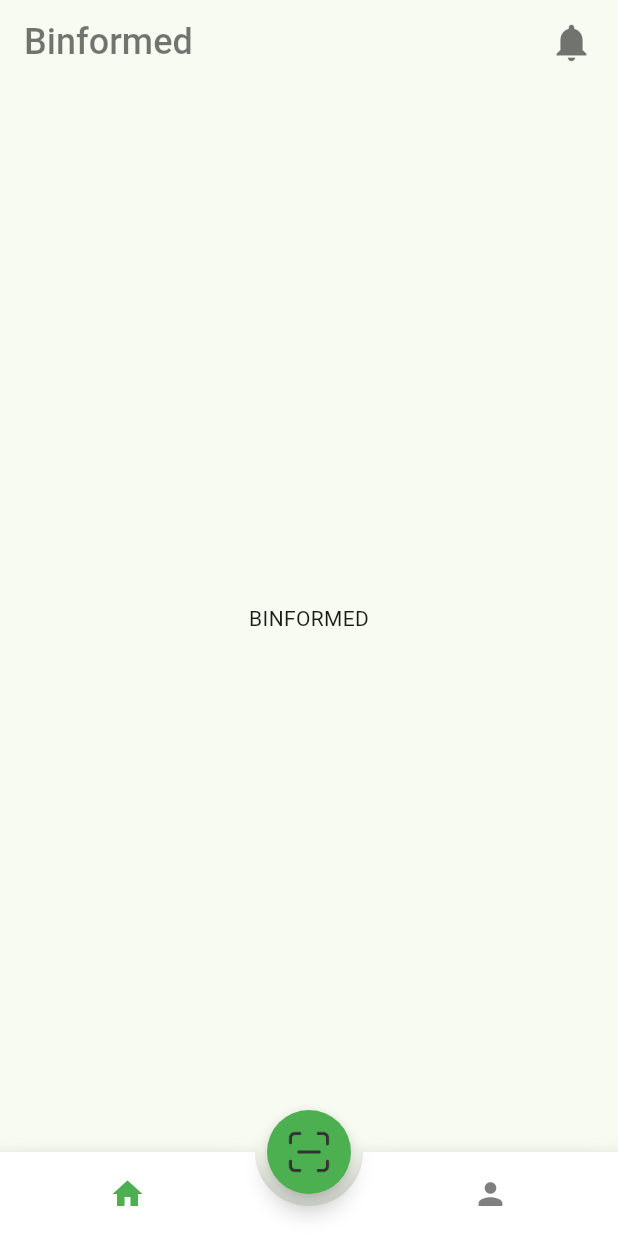
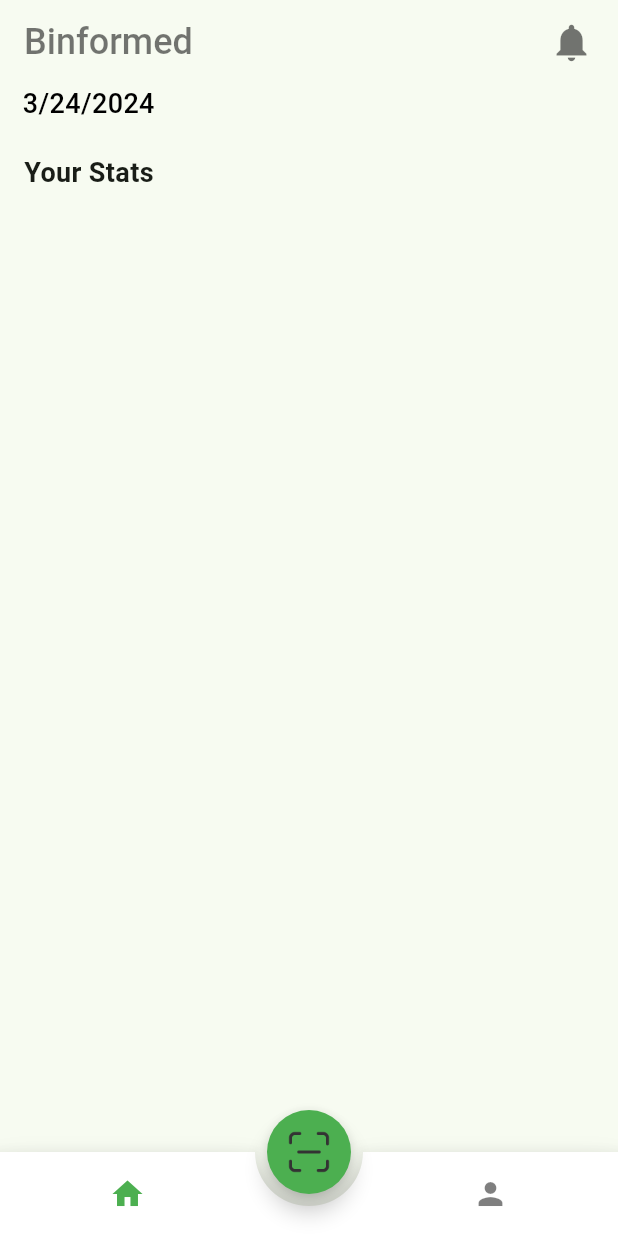
Before and after one commit to oliviaseto/binformed, a Flutter app: the screen it shows after launch, after a tap on "Skip", on a phone screen of 412 x 824 dp. Run offline on Flutter 3.47's test engine with Material 3 defaults, Android fonts, the phone set to English and light mode, and no system bars; drawn by our look-alikes of animated_bottom_navigation_bar; our stand-ins replace page_transition.

Commit message:
Added text to home screen app

```diff
--- a/binformed/lib/ui/screens/home_screen.dart
+++ b/binformed/lib/ui/screens/home_screen.dart
@@ -1,4 +1,5 @@
 import 'package:flutter/material.dart';
+import 'package:flutter/widgets.dart';
 
 class HomeScreen extends StatefulWidget {
   const HomeScreen({super.key});
@@ -8,12 +9,53 @@ class HomeScreen extends StatefulWidget {
 }
 
 class _HomeScreenState extends State<HomeScreen> {
+  String formattedDate = '';
+
   @override
   Widget build(BuildContext context) {
-    return const Scaffold(
-      body: Center(
-        child: Text('BINFORMED'),
-      ),
+    Size size = MediaQuery.of(context).size;
+    return Scaffold(
+      body: SingleChildScrollView(
+        child: Column(
+          crossAxisAlignment: CrossAxisAlignment.start,
+          children: [
+            Padding(
+              padding: const EdgeInsets.symmetric(horizontal: 15),
+              child: Text(
+                "$formattedDate",
+                style: const TextStyle(
+                  color: Colors.black,
+                  fontSize: 18.0,
+                  fontWeight: FontWeight.w500
+                ),
+              ),
+            ),
+            Container(
+              padding: const EdgeInsets.only(left: 16, bottom: 20, top: 20),
+              child: const Text('Your Stats', style: TextStyle(
+                fontWeight: FontWeight.bold,
+                fontSize: 18.0,
+              ),),
+            ),
+            Container(
+              padding: const EdgeInsets.symmetric(horizontal: 12),
+              height: size.height * .5,
+            ),
+          ],
+        ),
+      )
     );
   }
+
+  @override
+  void initState() {
+    super.initState();
+    // Get today's date and format it
+    formattedDate = _getFormattedDate(DateTime.now());
+  }
+
+  String _getFormattedDate(DateTime dateTime) {
+    // Format the date as desired
+    return '${dateTime.month}/${dateTime.day}/${dateTime.year}';
+  }
 }
```
